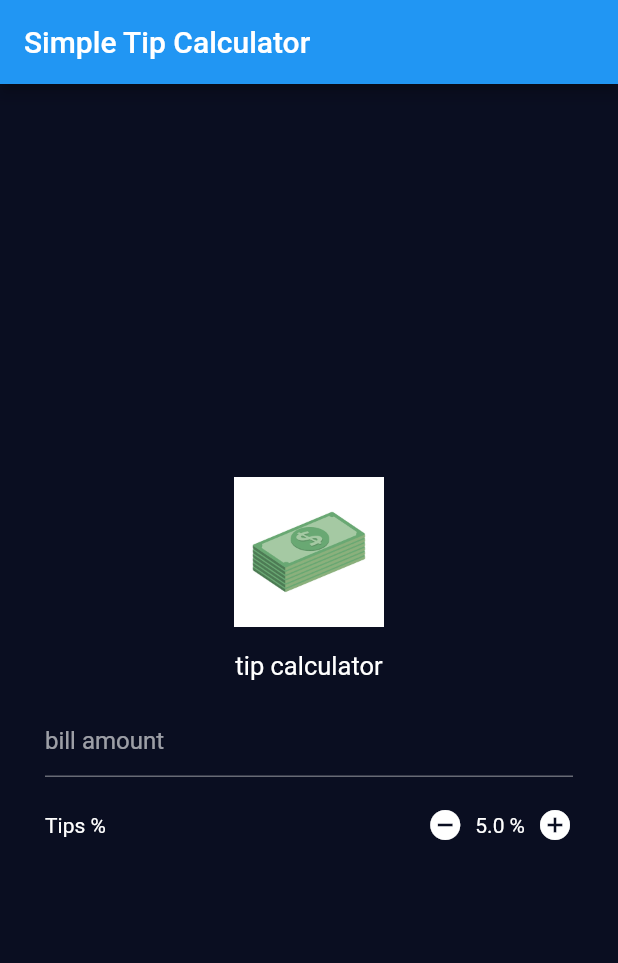
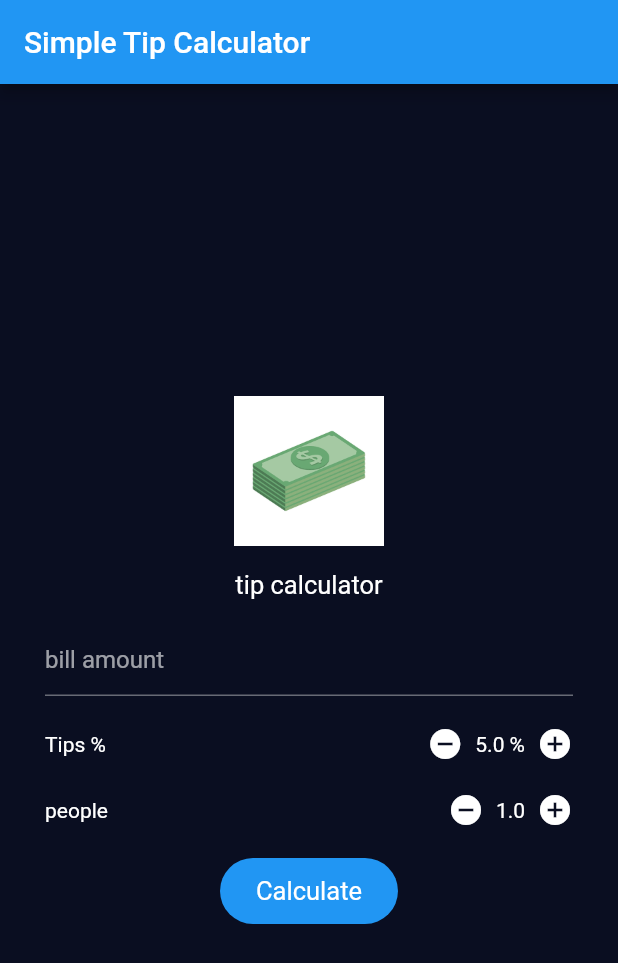
Before and after one commit to MahdiMohammadi98125/tip_calculator, a Flutter app: the screen it shows after launch, on a phone screen of 412 x 824 dp. Shown: the top 963 px of the screen. Run offline on Flutter 3.47's test engine with Material 2 defaults, Android fonts, the phone set to English and light mode, and no system bars.

Commit message:
button increment and decrement for people added

```diff
--- a/lib/main.dart
+++ b/lib/main.dart
@@ -146,7 +146,57 @@ class _HomePageState extends State<HomePage> {
                     child: const Icon(Icons.add_circle),
                   ),
                 ],
-              )
+              ),
+              const SizedBox(
+                height: 20,
+              ),
+              Row(
+                children: [
+                  const Text("people"),
+                  const Spacer(),
+                  GestureDetector(
+                    onTap: () {
+                      peopleDecrement();
+                    },
+                    child: const Icon(Icons.remove_circle),
+                  ),
+                  const SizedBox(
+                    width: 8,
+                  ),
+                  Text("${people}"),
+                  const SizedBox(
+                    width: 8,
+                  ),
+                  GestureDetector(
+                    onTap: () {
+                      peopleIncrement();
+                    },
+                    child: const Icon(Icons.add_circle),
+                  ),
+                ],
+              ),
+              const SizedBox(
+                height: 20,
+              ),
+              GestureDetector(
+                onTap: () {
+                  if (billAmount > 0) {
+                    calculate();
+                  }
+                },
+                child: Container(
+                  padding:
+                      const EdgeInsets.symmetric(vertical: 12, horizontal: 24),
+                  decoration: BoxDecoration(
+                    color: Colors.blue,
+                    borderRadius: BorderRadius.circular(24),
+                  ),
+                  child: const Text(
+                    "Calculate",
+                    style: TextStyle(color: Colors.white, fontSize: 17),
+                  ),
+                ),
+              ),
             ],
           ),
         ));
```
